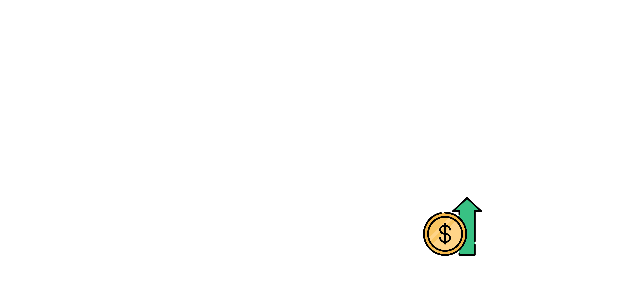
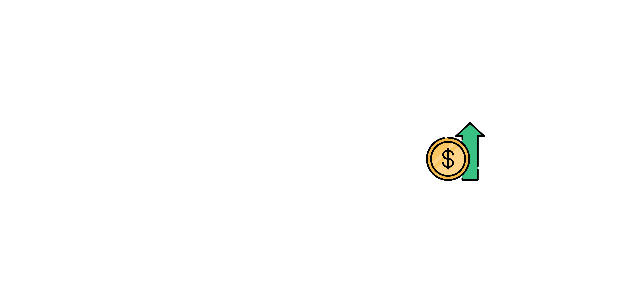
Before and after one commit to rebertiger/Crypto-Tracker, an Android app: the layout recycler_row.xml on its own in the app's theme, with its tools: preview values and no code run, on a phone screen of 412 x 824 dp. Shown: the top 300 px of the screen. Run offline under Robolectric (Android 15) with nearby library versions, the phone set to English and light mode, and no system bars.

Commit message:
UI arrangements.

```diff
--- a/app/src/main/res/layout/recycler_row.xml
+++ b/app/src/main/res/layout/recycler_row.xml
@@ -5,39 +5,46 @@
     android:layout_width="match_parent"
     android:layout_height="wrap_content"
     android:orientation="vertical"
-    tools:ignore="ExtraText">
+    tools:ignore="ExtraText"
+    android:layout_margin="1dp">
 
 
     <TextView
         android:id="@+id/symbolRow"
-        android:layout_width="411dp"
-        android:layout_height="wrap_content"
+        android:layout_width="200dp"
+        android:layout_height="32dp"
+        android:layout_marginStart="12dp"
         android:text="TextView"
         android:textColor="@android:color/background_light"
         android:textSize="25sp"
         app:layout_constraintEnd_toEndOf="parent"
+        app:layout_constraintHorizontal_bias="0.0"
         app:layout_constraintStart_toStartOf="parent"
         app:layout_constraintTop_toTopOf="parent" />
 
     <TextView
         android:id="@+id/nameRow"
-        android:layout_width="411dp"
-        android:layout_height="wrap_content"
+        android:layout_width="200dp"
+        android:layout_height="29dp"
+        android:layout_marginStart="12dp"
         android:text="TextView"
         android:textColor="@android:color/background_light"
         android:textSize="22sp"
         app:layout_constraintEnd_toEndOf="parent"
+        app:layout_constraintHorizontal_bias="0.0"
         app:layout_constraintStart_toStartOf="parent"
         app:layout_constraintTop_toBottomOf="@+id/symbolRow" />
 
     <TextView
         android:id="@+id/priceRow"
-        android:layout_width="411dp"
-        android:layout_height="wrap_content"
+        android:layout_width="220dp"
+        android:layout_height="26dp"
+        android:layout_marginLeft="12dp"
         android:text="TextView"
         android:textColor="@android:color/background_light"
         android:textSize="20sp"
         app:layout_constraintEnd_toEndOf="parent"
+        app:layout_constraintHorizontal_bias="0.0"
         app:layout_constraintStart_toStartOf="parent"
         app:layout_constraintTop_toBottomOf="@+id/nameRow" />
 
@@ -46,12 +53,13 @@
         android:layout_width="65dp"
         android:layout_height="35dp"
         android:layout_marginStart="7dp"
-        android:layout_marginTop="48dp"
-        android:layout_marginEnd="36dp"
+        android:layout_marginTop="4dp"
+        android:layout_marginEnd="12dp"
         android:text="TextView"
         android:textColor="@android:color/background_light"
         android:textSize="20sp"
         app:layout_constraintEnd_toEndOf="parent"
+        app:layout_constraintHorizontal_bias="1.0"
         app:layout_constraintStart_toEndOf="@+id/chartStatus"
         app:layout_constraintTop_toBottomOf="@+id/priceRow" />
 
@@ -59,11 +67,12 @@
         android:id="@+id/chartStatus"
         android:layout_width="62dp"
         android:layout_height="39dp"
-        android:layout_marginBottom="4dp"
         app:layout_constraintBottom_toBottomOf="parent"
-        app:layout_constraintEnd_toEndOf="@+id/priceRow"
-        app:layout_constraintHorizontal_bias="0.773"
-        app:layout_constraintStart_toStartOf="@+id/priceRow"
+        app:layout_constraintEnd_toEndOf="parent"
+        app:layout_constraintHorizontal_bias="0.341"
+        app:layout_constraintStart_toEndOf="@+id/priceRow"
+        app:layout_constraintTop_toTopOf="parent"
+        app:layout_constraintVertical_bias="0.919"
         app:srcCompat="@drawable/profits" />
 
 </androidx.constraintlayout.widget.ConstraintLayout>
```
